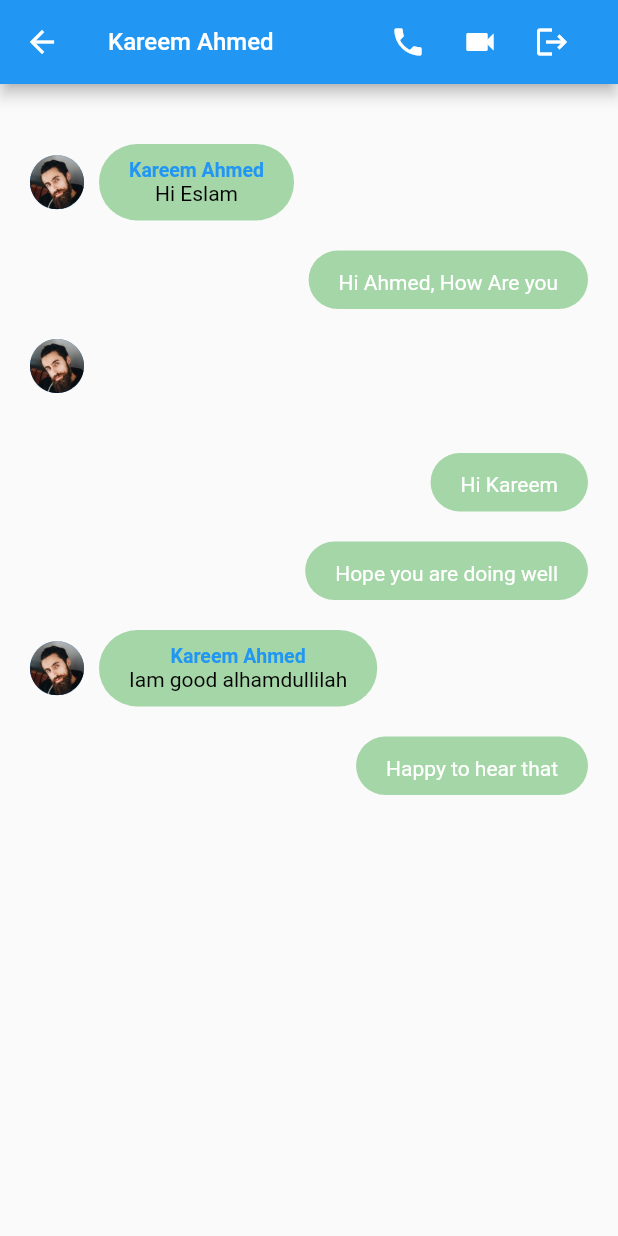
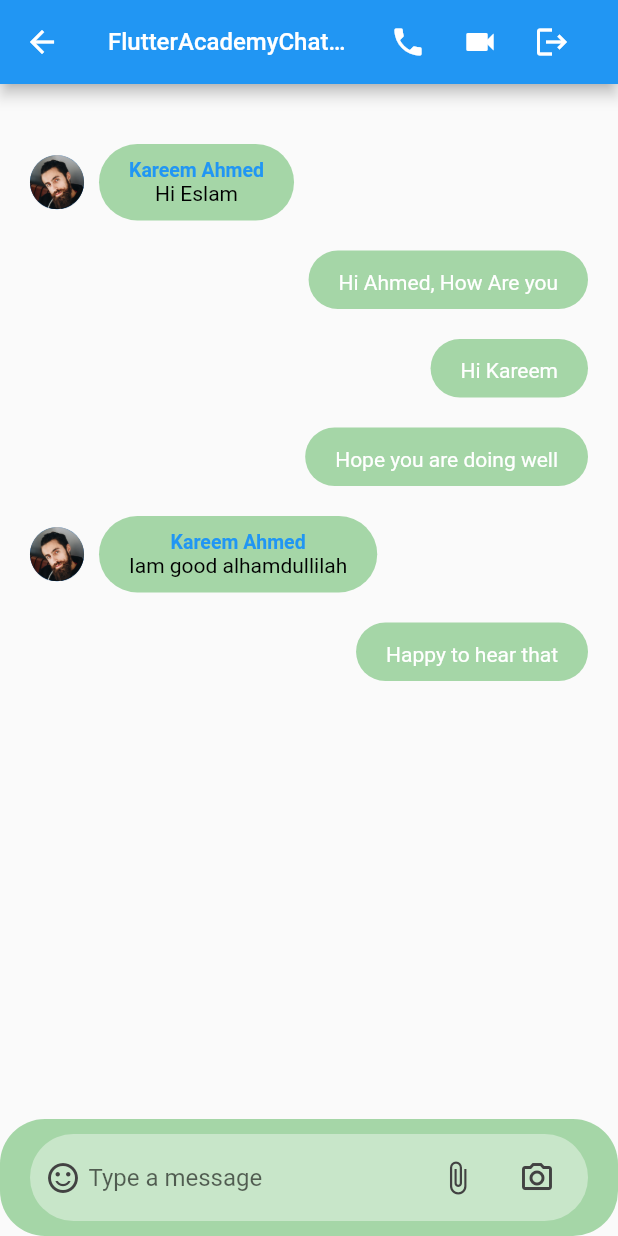
Before and after one commit to madahetooo/flutterAcademy2, a Flutter app: the ChatScreen screen opened directly, on a phone screen of 412 x 824 dp. Run offline on Flutter 3.47's test engine with Material 2 defaults, Android fonts, the phone set to English and light mode, and no system bars; our stand-ins replace cloud_firestore, firebase_auth, firebase_core, firebase_storage, flutter_spinkit, fluttertoast and 3 more; accounts and stored records are empty; generated files the repository leaves out were written again.

Commit message:
Adding ChatMessage UI and Firebase Firestore, Storage

```diff
--- a/lib/chat_app/chat_screen/chat_screen.dart
+++ b/lib/chat_app/chat_screen/chat_screen.dart
@@ -23,7 +23,7 @@ class _ChatScreenState extends State<ChatScreen> {
   AppBar builAppBar(BuildContext context) {
     return AppBar(
       title: Text(
-        "Kareem Ahmed",
+        "FlutterAcademyChatGroup",
         style: TextStyle(fontSize: 16),
       ),
       actions: [
--- a/lib/chat_app/chat_screen/model/chat_message.dart
+++ b/lib/chat_app/chat_screen/model/chat_message.dart
@@ -36,18 +36,6 @@ List<ChatMessage> dummyChatMessages = [
     isSender: true,
   ),
   ChatMessage(
-    text: "",
-    messageType: ChatMessageType.audio,
-    messageStatus: MessageStatus.viewed,
-    isSender: false,
-  ),
-  ChatMessage(
-    text: "",
-    messageType: ChatMessageType.video,
-    messageStatus: MessageStatus.viewed,
-    isSender: true,
-  ),
-  ChatMessage(
     text: "Hi Kareem",
     messageType: ChatMessageType.text,
     messageStatus: MessageStatus.viewed,
--- /dev/null
+++ b/lib/chat_app/chat_screen/ui/components/chat_input_field.dart
@@ -0,0 +1,191 @@
+import 'dart:io';
+
+import 'package:cloud_firestore/cloud_firestore.dart';
+import 'package:firebase_auth/firebase_auth.dart';
+import 'package:firebase_storage/firebase_storage.dart';
+import 'package:flutter/material.dart';
+import 'package:flutter_course/chat_app/chat_screen/model/chat_message.dart';
+import 'package:image_picker/image_picker.dart';
+
+class ChatInputField extends StatefulWidget {
+  const ChatInputField({Key? key}) : super(key: key);
+
+  @override
+  State<ChatInputField> createState() => _ChatInputFieldState();
+}
+
+class _ChatInputFieldState extends State<ChatInputField> {
+  final messageController = TextEditingController();
+
+  void initState() {
+    super.initState();
+    messageController.addListener(() {
+      setState(() {});
+    });
+  }
+
+  @override
+  Widget build(BuildContext context) {
+    return Container(
+      padding: EdgeInsets.symmetric(horizontal: 20.0, vertical: 10.0),
+      decoration: BoxDecoration(
+        color: Colors.green[200],
+        borderRadius: BorderRadius.circular(30),
+      ),
+      child: SafeArea(
+        child: Row(
+          children: [
+            Expanded(
+              child: Container(
+                padding: EdgeInsets.symmetric(horizontal: 10, vertical: 5),
+                decoration: BoxDecoration(
+                  color: Colors.green[100],
+                  borderRadius: BorderRadius.circular(40),
+                ),
+                child: Row(
+                  children: [
+                    Icon(
+                      Icons.sentiment_satisfied_alt_outlined,
+                      color: Colors.grey[800],
+                    ),
+                    SizedBox(
+                      width: 5.0,
+                    ),
+                    Expanded(
+                      child: TextField(
+                        controller: messageController,
+                        decoration: InputDecoration(
+                          hintText: "Type a message",
+                          border: InputBorder.none,
+                        ),
+                      ),
+                    ),
+                    messageController.text.isEmpty
+                        ? IconButton(
+                            onPressed: () async {
+                              print("Gallay Clicked");
+                              XFile? file = await ImagePicker()
+                                  .pickImage(source: ImageSource.gallery);
+                              print(file!.path);
+
+                              final message = ChatMessage(
+                                messageType: ChatMessageType.image,
+                                messageStatus: MessageStatus.viewed,
+                                isSender: true,
+                                imageUrl: file.path,
+                              );
+
+                              final storage = FirebaseStorage.instance;
+                              final firestore = FirebaseFirestore.instance;
+                              final user = FirebaseAuth.instance.currentUser;
+
+                              final ref = storage.ref().child('images').child(
+                                  DateTime.now().toIso8601String() + file.name);
+                              await ref.putFile(File(file.path));
+                              final url = await ref.getDownloadURL();
+                              print(url);
+
+                              Map<String, dynamic> document = {
+                                'image': url,
+                                'senderId': user?.uid,
+                                'senderName': user?.displayName,
+                                'senderImage': user?.photoURL,
+                                'type': 1,
+                                'timestamp': DateTime.now(),
+                              };
+                              firestore
+                                  .collection('messages')
+                                  .add(document)
+                                  .then((value) => print(value.id));
+                            },
+                            icon: Icon(
+                              Icons.attach_file_outlined,
+                              color: Colors.grey[800],
+                            ),
+                          )
+                        : SizedBox(),
+                    messageController.text.isEmpty
+                        ? SizedBox(
+                            width: 5.0,
+                          )
+                        : SizedBox(),
+                    messageController.text.isEmpty
+                        ? IconButton(
+                            onPressed: () async {
+                              print("Camera Clicked");
+                              XFile? file = await ImagePicker()
+                                  .pickImage(source: ImageSource.camera);
+                              print(file!.path);
+
+                              final message = ChatMessage(
+                                messageType: ChatMessageType.image,
+                                messageStatus: MessageStatus.viewed,
+                                isSender: true,
+                                imageUrl: file.path,
+                              );
+
+                              final storage = FirebaseStorage.instance;
+                              final firestore = FirebaseFirestore.instance;
+                              final user = FirebaseAuth.instance.currentUser;
+
+                              final ref = storage.ref().child('images').child(
+                                  DateTime.now().toIso8601String() + file.name);
+                              await ref.putFile(File(file.path));
+                              final url = await ref.getDownloadURL();
+                              print(url);
+
+                              Map<String, dynamic> document = {
+                                'image': url,
+                                'senderId': user?.uid,
+                                'senderName': user?.displayName,
+                                'senderImage': user?.photoURL,
+                                'type': 1,
+                                'timestamp': DateTime.now(),
+                              };
+                              firestore
+                                  .collection('messages')
+                                  .add(document)
+                                  .then((value) => print(value.id));
+                            },
+                            icon: Icon(
+                              Icons.camera_alt_outlined,
+                              color: Colors.grey[800],
+                            ),
+                          )
+                        : SizedBox(),
+                    messageController.text.isNotEmpty
+                        ? SizedBox(
+                            width: 5.0,
+                          )
+                        : SizedBox(),
+                    messageController.text.isNotEmpty
+                        ? IconButton(
+                            onPressed: () async {
+                              final user = FirebaseAuth.instance.currentUser;
+                              final message = messageController.text;
+                              print(message);
+                              final messageDoc = {
+                                'message': message,
+                                'id': user!.uid,
+                                'sender': user.displayName,
+                                'time': DateTime.now(),
+                              };
+                             final doc = await FirebaseFirestore.instance.collection('messages').add(messageDoc);
+                             print(doc.path);
+                             print(doc.id);
+                            },
+                            icon: Icon(
+                              Icons.send,
+                              color: Colors.green,
+                            ))
+                        : SizedBox(),
+                  ],
+                ),
+              ),
+            ),
+          ],
+        ),
+      ),
+    );
+  }
+}
--- a/lib/chat_app/chat_screen/ui/components/message_body.dart
+++ b/lib/chat_app/chat_screen/ui/components/message_body.dart
@@ -1,5 +1,6 @@
 import 'package:flutter/material.dart';
 import 'package:flutter_course/chat_app/chat_screen/model/chat_message.dart';
+import 'package:flutter_course/chat_app/chat_screen/ui/components/chat_input_field.dart';
 import 'package:flutter_course/chat_app/chat_screen/ui/components/message.dart';
 
 class MessageBody extends StatefulWidget {
@@ -15,13 +16,18 @@ class _MessageBodyState extends State<MessageBody> {
     return Column(
       children: [
         Expanded(
-            child: Padding(
-          padding: EdgeInsets.all(20.0),
-          child: ListView.builder(
+          child: Padding(
+            padding: EdgeInsets.all(20.0),
+            child: ListView.builder(
               itemCount: dummyChatMessages.length,
-              itemBuilder: (context, index) =>
-                  Message(message: dummyChatMessages[index], index: index)),
-        ))
+              itemBuilder: (context, index) => Message(
+                message: dummyChatMessages[index],
+                index: index,
+              ),
+            ),
+          ),
+        ),
+        ChatInputField(),
       ],
     );
   }
--- a/pubspec.yaml
+++ b/pubspec.yaml
@@ -41,9 +41,9 @@ dependencies:
   firebase_core: ^1.21.0
   firebase_auth: ^3.10.0
   google_sign_in: ^5.4.2
-  cloud_firestore: ^3.4.9
+  cloud_firestore: ^3.4.6
   firebase_storage: ^10.3.9
-
+  image_picker: ^0.8.5+3
 
 dev_dependencies:
   flutter_test:
```
Also changed, not shown: lib/chat_app/chat_screen/ui/components/message_image.dart (added, +28 -0 lines), pubspec.lock, 1 other file.
